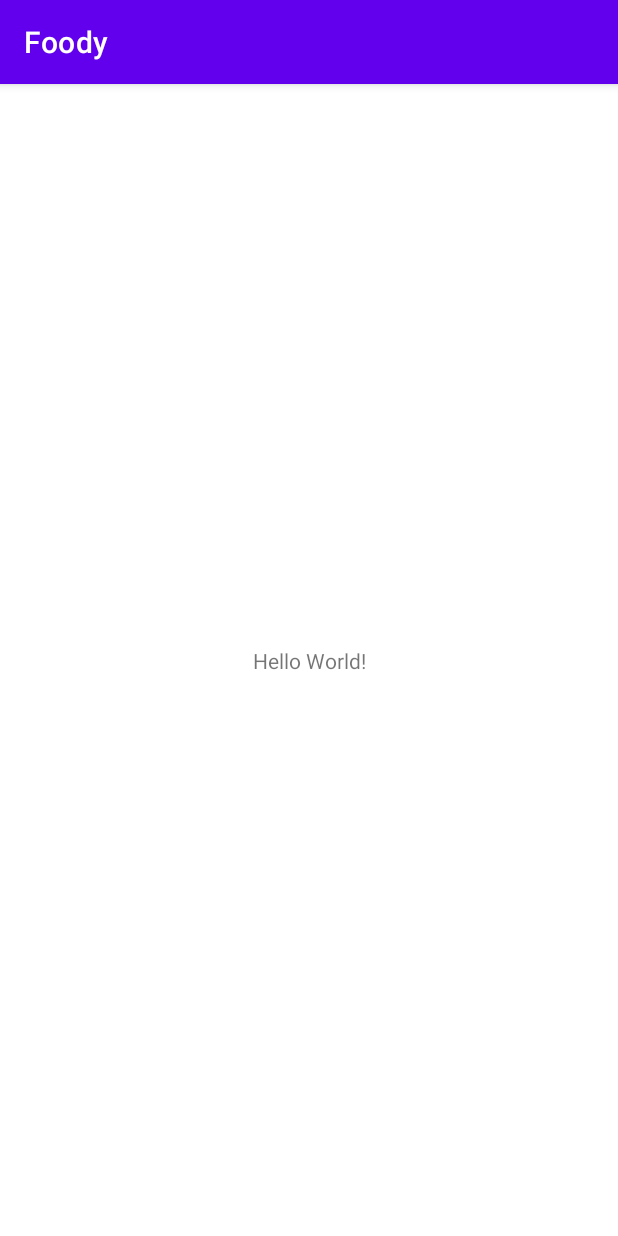
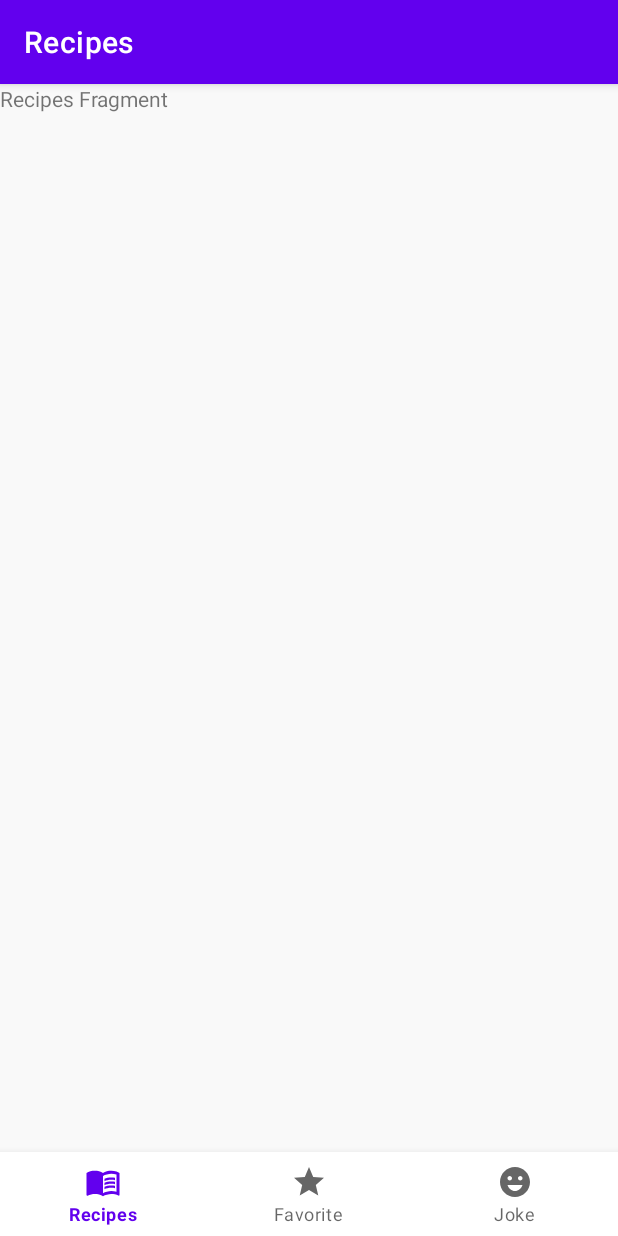
Before and after one commit to jh0ng/Foody, an Android app: the screen it shows after launch (MainActivity), on a phone screen of 412 x 824 dp. Run offline under Robolectric (Android 15) with nearby library versions, the phone set to English and light mode, and no system bars; our stand-ins replace navigation-ui.

Commit message:
0009_Navigation_Component_Setup

```diff
--- a/app/src/main/java/com/jhong/foody/MainActivity.kt
+++ b/app/src/main/java/com/jhong/foody/MainActivity.kt
@@ -2,10 +2,36 @@ package com.jhong.foody
 
 import androidx.appcompat.app.AppCompatActivity
 import android.os.Bundle
+import androidx.collection.arraySetOf
+import androidx.navigation.NavController
+import androidx.navigation.findNavController
+import androidx.navigation.ui.AppBarConfiguration
+import androidx.navigation.ui.setupActionBarWithNavController
+import androidx.navigation.ui.setupWithNavController
+import kotlinx.android.synthetic.main.activity_main.*
 
 class MainActivity : AppCompatActivity() {
+
+    private lateinit var navController: NavController
+
     override fun onCreate(savedInstanceState: Bundle?) {
         super.onCreate(savedInstanceState)
         setContentView(R.layout.activity_main)
+
+        navController = findNavController(R.id.navHostFragment)
+        val appBarConfiguration = AppBarConfiguration(
+            arraySetOf(
+                R.id.recipesFragment,
+                R.id.favoriteRecipesFragment,
+                R.id.foodJokeFragment
+            )
+        )
+
+        bottomNavigationView.setupWithNavController(navController)
+        setupActionBarWithNavController(navController, appBarConfiguration)
+    }
+
+    override fun onSupportNavigateUp(): Boolean {
+        return navController.navigateUp() || super.onSupportNavigateUp()
     }
 }
--- /dev/null
+++ b/app/src/main/java/com/jhong/foody/RecipesFragment.kt
@@ -0,0 +1,19 @@
+package com.jhong.foody
+
+import android.os.Bundle
+import androidx.fragment.app.Fragment
+import android.view.LayoutInflater
+import android.view.View
+import android.view.ViewGroup
+
+class RecipesFragment : Fragment() {
+
+    override fun onCreateView(
+        inflater: LayoutInflater, container: ViewGroup?,
+        savedInstanceState: Bundle?
+    ): View? {
+        // Inflate the layout for this fragment
+        return inflater.inflate(R.layout.fragment_recipes, container, false)
+    }
+
+}
--- /dev/null
+++ b/app/src/main/res/drawable/ic_food_joke.xml
@@ -0,0 +1,10 @@
+<vector xmlns:android="http://schemas.android.com/apk/res/android"
+    android:width="24dp"
+    android:height="24dp"
+    android:viewportWidth="24"
+    android:viewportHeight="24"
+    android:tint="?attr/colorControlNormal">
+  <path
+      android:fillColor="@android:color/white"
+      android:pathData="M11.99,2C6.47,2 2,6.48 2,12c0,5.52 4.47,10 9.99,10C17.52,22 22,17.52 22,12C22,6.48 17.52,2 11.99,2zM8.5,8C9.33,8 10,8.67 10,9.5S9.33,11 8.5,11S7,10.33 7,9.5S7.67,8 8.5,8zM12,18c-2.28,0 -4.22,-1.66 -5,-4h10C16.22,16.34 14.28,18 12,18zM15.5,11c-0.83,0 -1.5,-0.67 -1.5,-1.5S14.67,8 15.5,8S17,8.67 17,9.5S16.33,11 15.5,11z"/>
+</vector>
--- /dev/null
+++ b/app/src/main/res/drawable/ic_menu_book.xml
@@ -0,0 +1,19 @@
+<vector xmlns:android="http://schemas.android.com/apk/res/android"
+    android:width="24dp"
+    android:height="24dp"
+    android:viewportWidth="24"
+    android:viewportHeight="24"
+    android:tint="?attr/colorControlNormal">
+  <path
+      android:fillColor="@android:color/white"
+      android:pathData="M21,5c-1.11,-0.35 -2.33,-0.5 -3.5,-0.5c-1.95,0 -4.05,0.4 -5.5,1.5c-1.45,-1.1 -3.55,-1.5 -5.5,-1.5S2.45,4.9 1,6v14.65c0,0.25 0.25,0.5 0.5,0.5c0.1,0 0.15,-0.05 0.25,-0.05C3.1,20.45 5.05,20 6.5,20c1.95,0 4.05,0.4 5.5,1.5c1.35,-0.85 3.8,-1.5 5.5,-1.5c1.65,0 3.35,0.3 4.75,1.05c0.1,0.05 0.15,0.05 0.25,0.05c0.25,0 0.5,-0.25 0.5,-0.5V6C22.4,5.55 21.75,5.25 21,5zM21,18.5c-1.1,-0.35 -2.3,-0.5 -3.5,-0.5c-1.7,0 -4.15,0.65 -5.5,1.5V8c1.35,-0.85 3.8,-1.5 5.5,-1.5c1.2,0 2.4,0.15 3.5,0.5V18.5z"/>
+  <path
+      android:fillColor="@android:color/white"
+      android:pathData="M17.5,10.5c0.88,0 1.73,0.09 2.5,0.26V9.24C19.21,9.09 18.36,9 17.5,9c-1.7,0 -3.24,0.29 -4.5,0.83v1.66C14.13,10.85 15.7,10.5 17.5,10.5z"/>
+  <path
+      android:fillColor="@android:color/white"
+      android:pathData="M13,12.49v1.66c1.13,-0.64 2.7,-0.99 4.5,-0.99c0.88,0 1.73,0.09 2.5,0.26V11.9c-0.79,-0.15 -1.64,-0.24 -2.5,-0.24C15.8,11.66 14.26,11.96 13,12.49z"/>
+  <path
+      android:fillColor="@android:color/white"
+      android:pathData="M17.5,14.33c-1.7,0 -3.24,0.29 -4.5,0.83v1.66c1.13,-0.64 2.7,-0.99 4.5,-0.99c0.88,0 1.73,0.09 2.5,0.26v-1.52C19.21,14.41 18.36,14.33 17.5,14.33z"/>
+</vector>
--- /dev/null
+++ b/app/src/main/res/drawable/ic_star.xml
@@ -0,0 +1,10 @@
+<vector xmlns:android="http://schemas.android.com/apk/res/android"
+    android:width="24dp"
+    android:height="24dp"
+    android:viewportWidth="24"
+    android:viewportHeight="24"
+    android:tint="?attr/colorControlNormal">
+  <path
+      android:fillColor="@android:color/white"
+      android:pathData="M12,17.27L18.18,21l-1.64,-7.03L22,9.24l-7.19,-0.61L12,2 9.19,8.63 2,9.24l5.46,4.73L5.82,21z"/>
+</vector>
--- a/app/src/main/res/layout/activity_main.xml
+++ b/app/src/main/res/layout/activity_main.xml
@@ -4,15 +4,28 @@
     xmlns:tools="http://schemas.android.com/tools"
     android:layout_width="match_parent"
     android:layout_height="match_parent"
+    android:background="@color/lightGray"
     tools:context=".MainActivity">
 
-    <TextView
-        android:layout_width="wrap_content"
+    <fragment
+        android:id="@+id/navHostFragment"
+        android:name="androidx.navigation.fragment.NavHostFragment"
+        android:layout_width="0dp"
+        android:layout_height="0dp"
+        app:defaultNavHost="true"
+        app:layout_constraintBottom_toTopOf="@+id/bottomNavigationView"
+        app:layout_constraintEnd_toEndOf="parent"
+        app:layout_constraintStart_toStartOf="parent"
+        app:layout_constraintTop_toTopOf="parent"
+        app:navGraph="@navigation/my_nav" />
+
+    <com.google.android.material.bottomnavigation.BottomNavigationView
+        android:id="@+id/bottomNavigationView"
+        android:layout_width="0dp"
         android:layout_height="wrap_content"
-        android:text="Hello World!"
         app:layout_constraintBottom_toBottomOf="parent"
-        app:layout_constraintLeft_toLeftOf="parent"
-        app:layout_constraintRight_toRightOf="parent"
-        app:layout_constraintTop_toTopOf="parent" />
-
+        app:layout_constraintEnd_toEndOf="parent"
+        app:layout_constraintHorizontal_bias="0.5"
+        app:layout_constraintStart_toStartOf="parent"
+        app:menu="@menu/bottom_nav_menu"/>
 </androidx.constraintlayout.widget.ConstraintLayout>
--- /dev/null
+++ b/app/src/main/res/layout/fragment_recipes.xml
@@ -0,0 +1,15 @@
+<?xml version="1.0" encoding="utf-8"?>
+<androidx.constraintlayout.widget.ConstraintLayout xmlns:android="http://schemas.android.com/apk/res/android"
+    xmlns:tools="http://schemas.android.com/tools"
+    android:layout_width="match_parent"
+    android:layout_height="match_parent"
+    android:background="@color/lightGray"
+    tools:context=".RecipesFragment">
+
+    <!-- TODO: Update blank fragment layout -->
+    <TextView
+        android:layout_width="match_parent"
+        android:layout_height="match_parent"
+        android:text="Recipes Fragment" />
+
+</androidx.constraintlayout.widget.ConstraintLayout>
--- /dev/null
+++ b/app/src/main/res/menu/bottom_nav_menu.xml
@@ -0,0 +1,16 @@
+<?xml version="1.0" encoding="utf-8"?>
+<menu xmlns:android="http://schemas.android.com/apk/res/android">
+
+    <item android:id="@+id/recipesFragment"
+        android:title="@string/recipes_fragment"
+        android:icon="@drawable/ic_menu_book" />
+
+    <item android:id="@+id/favoriteRecipesFragment"
+        android:title="@string/favorite_recipes_fragment"
+        android:icon="@drawable/ic_star" />
+
+    <item android:id="@+id/foodJokeFragment"
+        android:title="@string/food_joke"
+        android:icon="@drawable/ic_food_joke" />
+
+</menu>
--- /dev/null
+++ b/app/src/main/res/navigation/my_nav.xml
@@ -0,0 +1,23 @@
+<?xml version="1.0" encoding="utf-8"?>
+<navigation xmlns:android="http://schemas.android.com/apk/res/android"
+    xmlns:app="http://schemas.android.com/apk/res-auto"
+    xmlns:tools="http://schemas.android.com/tools"
+    android:id="@+id/my_nav"
+    app:startDestination="@id/recipesFragment">
+
+    <fragment
+        android:id="@+id/recipesFragment"
+        android:name="com.jhong.foody.RecipesFragment"
+        android:label="Recipes"
+        tools:layout="@layout/fragment_recipes" />
+    <fragment
+        android:id="@+id/favoriteRecipesFragment"
+        android:name="com.jhong.foody.FavoriteRecipesFragment"
+        android:label="Favorites"
+        tools:layout="@layout/fragment_favorite_recipes" />
+    <fragment
+        android:id="@+id/foodJokeFragment"
+        android:name="com.jhong.foody.FoodJokeFragment"
+        android:label="Food Joke"
+        tools:layout="@layout/fragment_food_joke" />
+</navigation>
--- a/app/src/main/res/values/strings.xml
+++ b/app/src/main/res/values/strings.xml
@@ -1,5 +1,7 @@
 <resources>
     <string name="app_name">Foody</string>
-    <!-- TODO: Remove or change this placeholder text -->
     <string name="hello_blank_fragment">Hello blank fragment</string>
+    <string name="recipes_fragment">Recipes</string>
+    <string name="favorite_recipes_fragment">Favorite</string>
+    <string name="food_joke">Joke</string>
 </resources>
```
Also changed, not shown: app/build.gradle (+7 -7 lines), app/src/main/java/com/jhong/foody/FavoriteRecipesFragment.kt (added, +19 -0 lines), app/src/main/java/com/jhong/foody/FoodJokeFragment.kt (added, +18 -0 lines), app/src/main/res/layout/fragment_favorite_recipes.xml (added, +15 -0 lines), app/src/main/res/layout/fragment_food_joke.xml (added, +15 -0 lines), build.gradle (+6 -3 lines).
